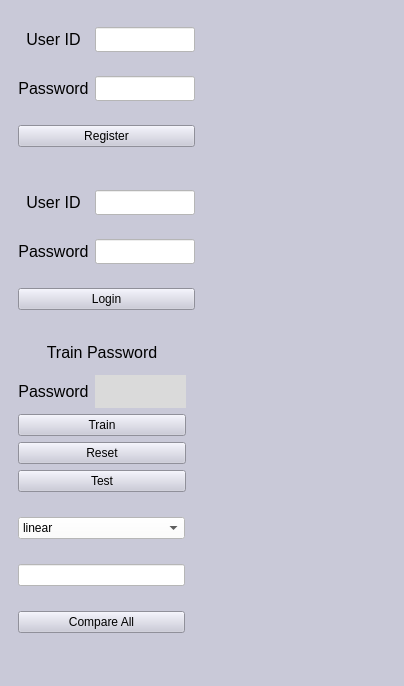
Qt form UserInterface.ui (MAli-Yildirim/User-Authentication-via-Keystroke-Dynamics) before a commit.
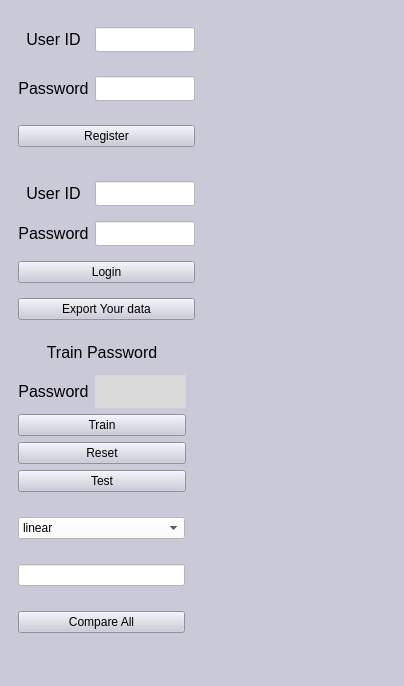
The same form after that commit.

```diff
--- a/UserInterface.ui
+++ b/UserInterface.ui
@@ -244,6 +244,13 @@
             </property>
            </widget>
           </item>
+          <item>
+           <widget class="QPushButton" name="ExportButton">
+            <property name="text">
+             <string>Export Your data</string>
+            </property>
+           </widget>
+          </item>
          </layout>
         </item>
         <item>
```
